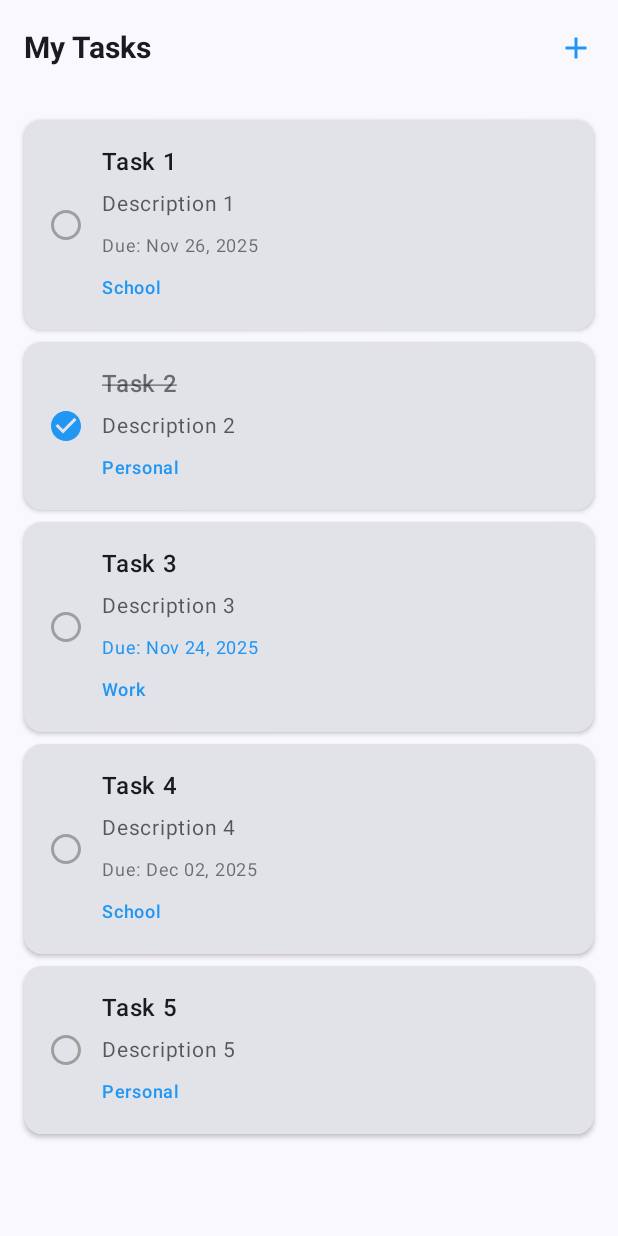
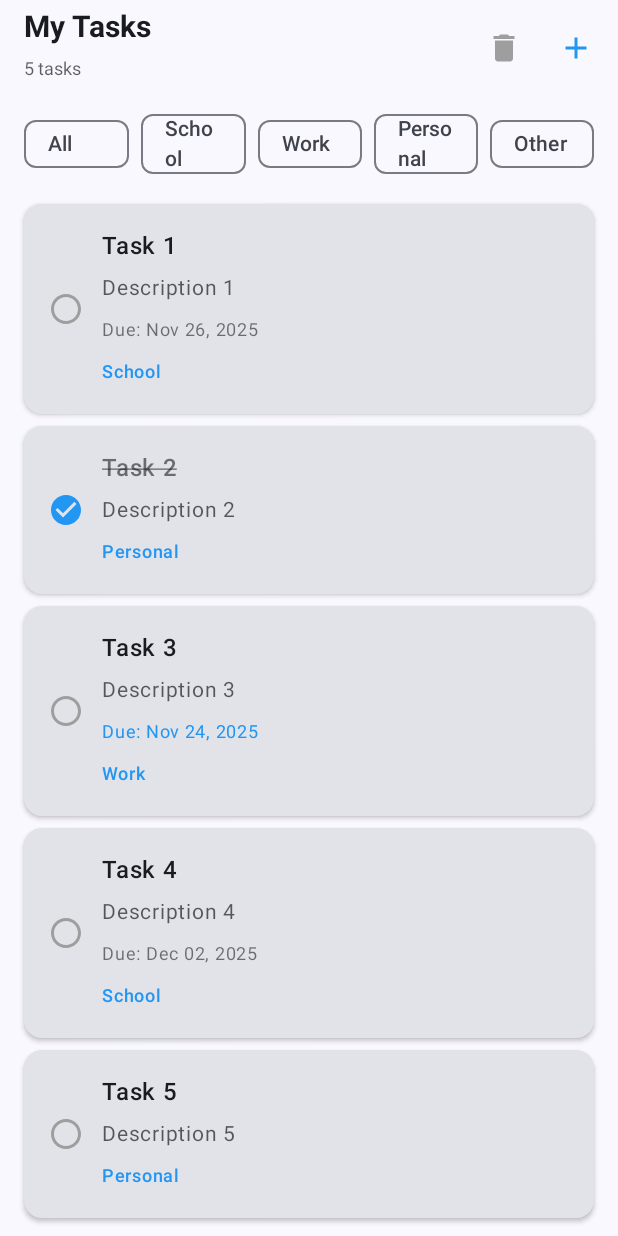
Before and after one commit to Tigran120/COMP3074_G8_Project, an Android app built with Jetpack Compose: the TaskListScreen screen opened through its navigation route, on a phone screen of 412 x 824 dp. Run offline under Robolectric (Android 15) with nearby library versions, the phone set to English and light mode, and no system bars; our stand-ins replace Room's generated code.

Commit message:
Add task count, category filter, and clear completed

```diff
--- a/app/src/main/java/ca/gbc/comp3074/quicktasks/MainActivity.kt
+++ b/app/src/main/java/ca/gbc/comp3074/quicktasks/MainActivity.kt
@@ -124,6 +124,9 @@ fun QuickTasksApp(
                 },
                 onAddTaskClick = {
                     navController.navigate("add_task")
+                },
+                onClearCompleted = {
+                    tasks = tasks.filter { !it.isCompleted }
                 }
             )
         }
--- a/app/src/main/java/ca/gbc/comp3074/quicktasks/ui/screens/TaskListScreen.kt
+++ b/app/src/main/java/ca/gbc/comp3074/quicktasks/ui/screens/TaskListScreen.kt
@@ -8,6 +8,7 @@ import androidx.compose.foundation.shape.RoundedCornerShape
 import androidx.compose.material.icons.Icons
 import androidx.compose.material.icons.filled.Add
 import androidx.compose.material.icons.filled.CheckCircle
+import androidx.compose.material.icons.filled.Delete
 import androidx.compose.material.icons.filled.RadioButtonUnchecked
 import androidx.compose.material3.*
 import androidx.compose.runtime.*
@@ -33,20 +34,53 @@ fun TaskListScreen(
     tasks: List<Task>,
     onTaskClick: (Task) -> Unit,
     onTaskToggleComplete: (Task) -> Unit,
-    onAddTaskClick: () -> Unit
+    onAddTaskClick: () -> Unit,
+    onClearCompleted: () -> Unit = {}
 ) {
+    var selectedCategory by remember { mutableStateOf<String?>(null) }
+    val categories = listOf("All", "School", "Work", "Personal", "Other")
+
+    val filteredTasks = remember(tasks, selectedCategory) {
+        if (selectedCategory == null || selectedCategory == "All") {
+            tasks
+        } else {
+            tasks.filter { it.category == selectedCategory }
+        }
+    }
+
+    val completedCount = tasks.count { it.isCompleted }
+    val totalCount = tasks.size
+
     Column(
         modifier = Modifier.fillMaxSize()
     ) {
         TopAppBar(
             title = {
+                Column {
                     Text(
                         text = stringResource(R.string.task_list_title),
                         fontSize = 20.sp,
                         fontWeight = FontWeight.Bold
                     )
+                    if (totalCount > 0) {
+                        Text(
+                            text = "$totalCount task${if (totalCount != 1) "s" else ""}",
+                            fontSize = 12.sp,
+                            color = MaterialTheme.colorScheme.onSurface.copy(alpha = 0.7f)
+                        )
+                    }
+                }
             },
             actions = {
+                if (completedCount > 0) {
+                    IconButton(onClick = onClearCompleted) {
+                        Icon(
+                            imageVector = Icons.Default.Delete,
+                            contentDescription = "Clear Completed",
+                            tint = TaskGray
+                        )
+                    }
+                }
                 IconButton(onClick = onAddTaskClick) {
                     Icon(
                         imageVector = Icons.Default.Add,
@@ -59,7 +93,26 @@ fun TaskListScreen(
                 containerColor = MaterialTheme.colorScheme.surface
             )
         )
-        if (tasks.isEmpty()) {
+
+        Row(
+            modifier = Modifier
+                .fillMaxWidth()
+                .padding(horizontal = 16.dp, vertical = 8.dp),
+            horizontalArrangement = Arrangement.spacedBy(8.dp)
+        ) {
+            categories.forEach { category ->
+                FilterChip(
+                    onClick = {
+                        selectedCategory = if (selectedCategory == category) null else category
+                    },
+                    label = { Text(category) },
+                    selected = selectedCategory == category,
+                    modifier = Modifier.weight(1f)
+                )
+            }
+        }
+
+        if (filteredTasks.isEmpty()) {
             Box(
                 modifier = Modifier.fillMaxSize(),
                 contentAlignment = Alignment.Center
@@ -68,11 +121,16 @@ fun TaskListScreen(
                     horizontalAlignment = Alignment.CenterHorizontally
                 ) {
                     Text(
-                        text = stringResource(R.string.no_tasks),
+                        text = if (tasks.isEmpty()) {
+                            stringResource(R.string.no_tasks)
+                        } else {
+                            "No tasks in this category"
+                        },
                         fontSize = 16.sp,
                         color = MaterialTheme.colorScheme.onSurface.copy(alpha = 0.6f),
                         textAlign = androidx.compose.ui.text.style.TextAlign.Center
                     )
+                    if (tasks.isEmpty()) {
                         Spacer(modifier = Modifier.height(16.dp))
                         Button(
                             onClick = onAddTaskClick,
@@ -84,13 +142,14 @@ fun TaskListScreen(
                         }
                     }
                 }
+            }
         } else {
             LazyColumn(
                 modifier = Modifier.fillMaxSize(),
-                contentPadding = PaddingValues(16.dp),
+                contentPadding = PaddingValues(horizontal = 16.dp, vertical = 8.dp),
                 verticalArrangement = Arrangement.spacedBy(8.dp)
             ) {
-                items(tasks) { task ->
+                items(filteredTasks) { task ->
                     TaskItem(
                         task = task,
                         onClick = { onTaskClick(task) },
@@ -238,7 +297,8 @@ fun TaskListScreenPreview() {
             tasks = sampleTasks,
             onTaskClick = {},
             onTaskToggleComplete = {},
-            onAddTaskClick = {}
+            onAddTaskClick = {},
+            onClearCompleted = {}
         )
     }
 }
```
Lines whose indentation alone changed are shown as unchanged.
